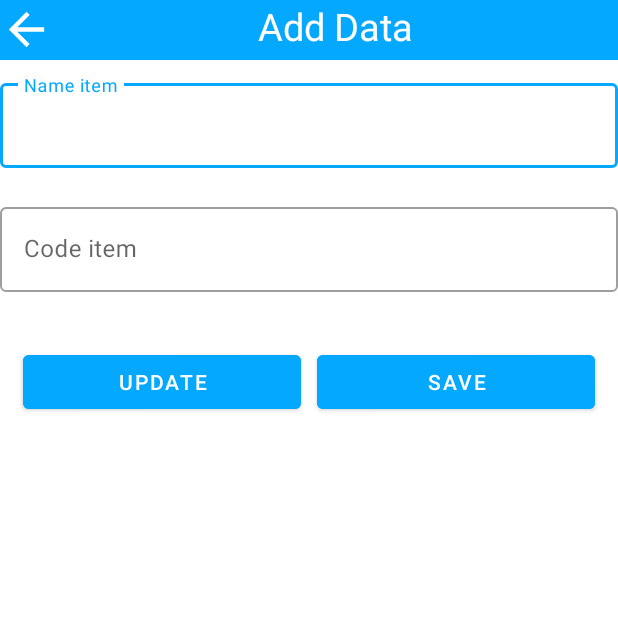
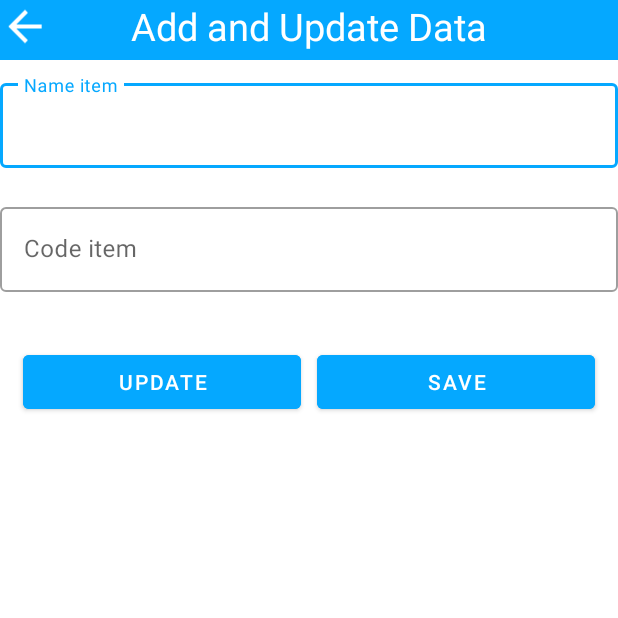
Before and after one commit to Faizalilham/FinalProjectBatch2, an Android app: the MainActivityAdd screen opened directly, with no data from a screen before it, on a phone screen of 412 x 824 dp, the top half of it. Run offline under Robolectric (Android 15) with nearby library versions, the phone set to English and light mode, and no system bars.

Commit message:
first commit

```diff
--- a/app/src/main/java/com/example/finalprojectbatch2/FragmentRegist.kt
+++ b/app/src/main/java/com/example/finalprojectbatch2/FragmentRegist.kt
@@ -65,7 +65,6 @@ class FragmentRegist : Fragment() {
     private fun BtnSIgnUp(){
         binding.ButtonSignUp.setOnClickListener {
             Regist()
-            activity?.finish()
         }
 
     }
--- a/app/src/main/java/com/example/finalprojectbatch2/MainActivity.kt
+++ b/app/src/main/java/com/example/finalprojectbatch2/MainActivity.kt
@@ -22,6 +22,7 @@ class MainActivity : AppCompatActivity() {
 
     override fun onBackPressed() {
         alert()
+        finish()
     }
 
     private fun Tabnav(){
--- a/app/src/main/java/com/example/finalprojectbatch2/MainActivity2.kt
+++ b/app/src/main/java/com/example/finalprojectbatch2/MainActivity2.kt
@@ -37,8 +37,8 @@ class MainActivity2 : AppCompatActivity() {
     private fun BotNav(){
         binding.BotNav.setOnNavigationItemSelectedListener {
             when(it.itemId){
-                R.id.Plus -> startActivity(Intent(this,MainActivityAdd::class.java))
-                R.id.Person -> startActivity(Intent(this,MainActivityPerson::class.java))
+                R.id.Plus -> startActivity(Intent(this,MainActivityAdd::class.java).also { finish() })
+                R.id.Person -> startActivity(Intent(this,MainActivityPerson::class.java).also { finish() })
             }
             true
         }
--- a/app/src/main/res/layout/activity_main_add.xml
+++ b/app/src/main/res/layout/activity_main_add.xml
@@ -9,72 +9,84 @@
     <LinearLayout
         android:layout_width="match_parent"
         android:layout_height="match_parent"
-        android:orientation="vertical">
+        android:orientation="vertical"
+        >
+        <FrameLayout
+            android:layout_width="match_parent"
+            android:layout_height="wrap_content"
+            >
+            <TextView
 
-        <TextView
-            android:id="@+id/backtoearly"
-            android:layout_width="match_parent"
-            android:layout_height="40dp"
-            android:background="@color/lightblue"
-            android:textSize="25sp"
-            android:textAlignment="center"
-            android:text="Add Data"
-            android:textColor="@color/white"
-            android:drawableStart="@drawable/back"/>
+                android:layout_width="match_parent"
+                android:layout_height="40dp"
+                android:background="@color/lightblue"
+                android:text="Add and Update Data"
+                android:textAlignment="center"
+                android:textColor="@color/white"
+                android:textSize="25sp" />
+
+            <ImageView
+                android:id="@+id/backtoearly"
+                android:layout_width="33dp"
+                android:layout_height="wrap_content"
+                android:src="@drawable/back" />
+
+        </FrameLayout>
 
         <com.google.android.material.textfield.TextInputLayout
-            android:layout_marginTop="10dp"
+            style="@style/Widget.MaterialComponents.TextInputLayout.OutlinedBox"
             android:layout_width="match_parent"
             android:layout_height="wrap_content"
+            android:layout_marginTop="10dp"
             android:hint="Name item"
-            app:errorEnabled="true"
-            style="@style/Widget.MaterialComponents.TextInputLayout.OutlinedBox">
+            app:errorEnabled="true">
 
             <com.google.android.material.textfield.TextInputEditText
+                android:id="@+id/ET_NamaBarang"
                 android:layout_width="match_parent"
                 android:layout_height="wrap_content"
-                android:id="@+id/ET_NamaBarang"
-                android:inputType="text"/>
+                android:inputType="text" />
 
         </com.google.android.material.textfield.TextInputLayout>
 
         <com.google.android.material.textfield.TextInputLayout
+            style="@style/Widget.MaterialComponents.TextInputLayout.OutlinedBox"
             android:layout_width="match_parent"
             android:layout_height="wrap_content"
             android:hint="Code item"
-            app:errorEnabled="true"
-            style="@style/Widget.MaterialComponents.TextInputLayout.OutlinedBox">
+            app:errorEnabled="true">
 
             <com.google.android.material.textfield.TextInputEditText
+                android:id="@+id/ET_Kode"
                 android:layout_width="match_parent"
                 android:layout_height="wrap_content"
-                android:id="@+id/ET_Kode"
-                android:inputType="text"/>
+                android:inputType="text" />
 
         </com.google.android.material.textfield.TextInputLayout>
 
         <LinearLayout
             android:layout_width="match_parent"
             android:layout_height="match_parent"
-            android:orientation="horizontal"
-            android:layout_margin="10dp">
+            android:layout_margin="10dp"
+            android:orientation="horizontal">
 
             <Button
                 android:id="@+id/ButtonnUpdate"
                 android:layout_width="match_parent"
                 android:layout_height="wrap_content"
+                android:layout_margin="5dp"
                 android:layout_weight="1"
-                android:layout_margin="5dp"
                 android:backgroundTint="@color/lightblue"
-                android:text="Update"/>
+                android:text="Update" />
+
             <Button
                 android:id="@+id/ButtonSave"
                 android:layout_width="match_parent"
                 android:layout_height="wrap_content"
+                android:layout_margin="5dp"
                 android:layout_weight="1"
-                android:layout_margin="5dp"
                 android:backgroundTint="@color/lightblue"
-                android:text="Save"/>
+                android:text="Save" />
 
 
         </LinearLayout>
--- a/app/src/main/res/layout/fragment_regist.xml
+++ b/app/src/main/res/layout/fragment_regist.xml
@@ -19,7 +19,7 @@
             android:text="Welcome to Goods Management Apps"
             android:textAlignment="center"
             android:textColor="@color/white"
-            android:textSize="25sp"
+            android:textSize="23sp"
             android:textStyle="bold"
             android:layout_marginTop="20dp"
             app:layout_constraintTop_toTopOf="parent" />
@@ -53,7 +53,7 @@
                 android:textAlignment="center"
                 android:textStyle="bold"
                 android:textColor="@color/lightblue"
-                android:textSize="25sp"/>
+                android:textSize="23sp"/>
 
                     <com.google.android.material.textfield.TextInputLayout
                         android:id="@+id/textInputLayout"
```
Also changed, not shown: app/src/main/java/com/example/finalprojectbatch2/MainActivityAdd.kt (+11 -2 lines), app/src/main/java/com/example/finalprojectbatch2/MainActivityPerson.kt (+23 -5 lines), app/src/main/res/layout/activity_main_person.xml (+0 -28 lines).
